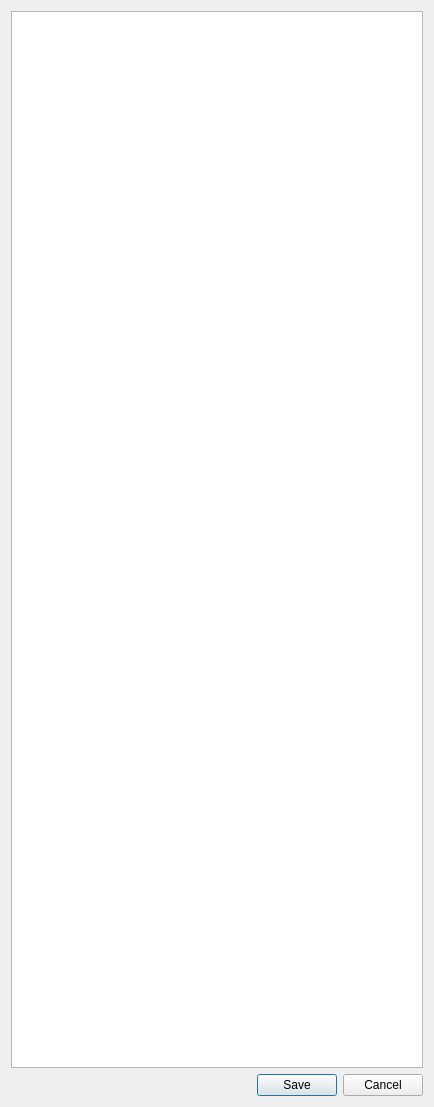
Old version of the form src/db/behaviorsDialog.ui in the repository neuroethology/bento.
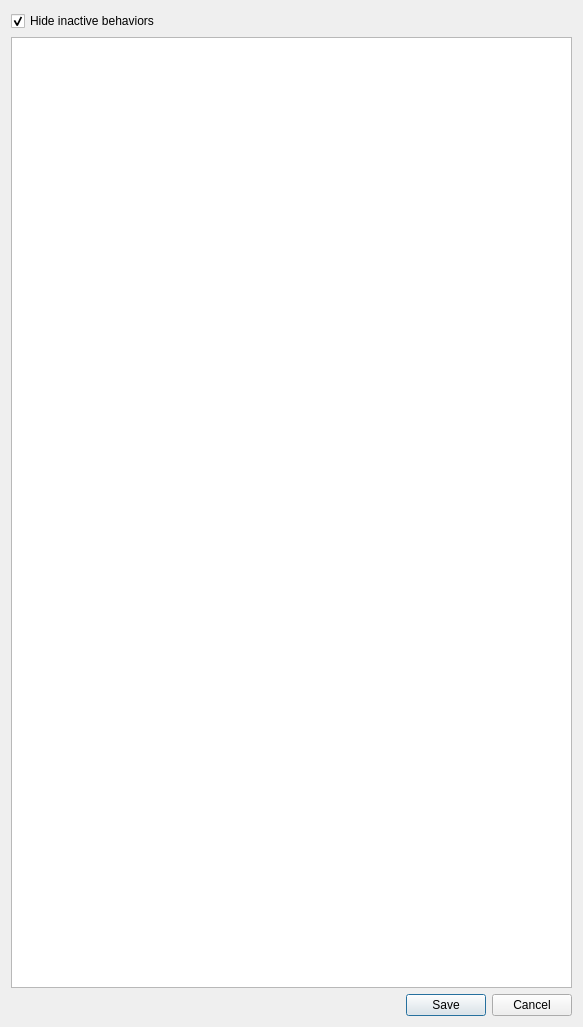
New version of the form. Custom widgets are drawn as their Qt base class.

Commit message: Support Behaviors Dialog w/filtering and sorting

The edit to the form file:
```diff
--- a/src/db/behaviorsDialog.ui
+++ b/src/db/behaviorsDialog.ui
@@ -6,8 +6,8 @@
    <rect>
     <x>0</x>
     <y>0</y>
-    <width>434</width>
-    <height>1107</height>
+    <width>583</width>
+    <height>1027</height>
    </rect>
   </property>
   <property name="windowTitle">
@@ -15,7 +15,17 @@
   </property>
   <layout class="QVBoxLayout" name="verticalLayout">
    <item>
-    <widget class="QTableView" name="behaviorsTableView"/>
+    <widget class="QCheckBox" name="hideInactiveBehaviorsCheckBox">
+     <property name="text">
+      <string>Hide inactive behaviors</string>
+     </property>
+     <property name="checked">
+      <bool>true</bool>
+     </property>
+    </widget>
+   </item>
+   <item>
+    <widget class="BehaviorsTableView" name="behaviorsTableView"/>
    </item>
    <item>
     <widget class="QDialogButtonBox" name="buttonBox">
@@ -29,6 +39,13 @@
    </item>
   </layout>
  </widget>
+ <customwidgets>
+  <customwidget>
+   <class>BehaviorsTableView</class>
+   <extends>QTableView</extends>
+   <header>db.behaviorsTableView</header>
+  </customwidget>
+ </customwidgets>
  <resources/>
  <connections>
   <connection>
```
The commit also changes 6 other files.
